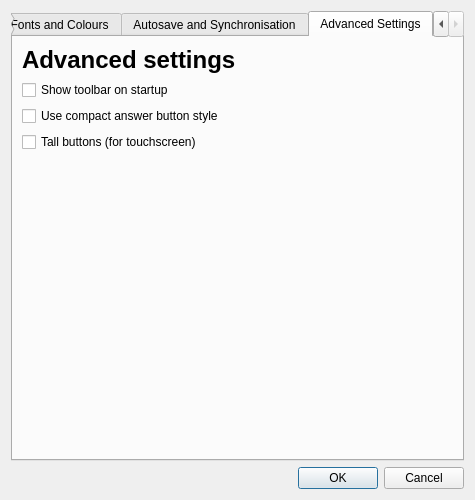
Old version of the form designer/preferences.ui in the repository ludiosarchive/anki.
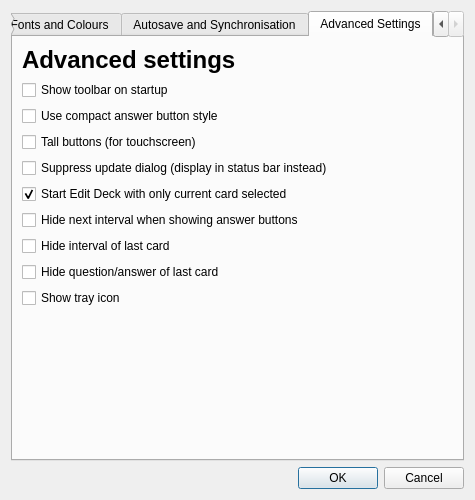
New version of the form. The open tabs and pages were chosen to show the change.

Diff of the .ui file:
```diff
--- a/designer/preferences.ui
+++ b/designer/preferences.ui
@@ -504,6 +504,14 @@
       </layout>
      </widget>
      <widget class="QWidget" name="tab_3" >
+      <property name="geometry" >
+       <rect>
+        <x>0</x>
+        <y>0</y>
+        <width>453</width>
+        <height>426</height>
+       </rect>
+      </property>
       <attribute name="title" >
        <string>Advanced Settings</string>
       </attribute>
@@ -538,6 +546,51 @@
            </property>
           </widget>
          </item>
+         <item row="4" column="0" >
+          <widget class="QCheckBox" name="suppressUpdate" >
+           <property name="text" >
+            <string>Suppress update dialog (display in status bar instead)</string>
+           </property>
+          </widget>
+         </item>
+         <item row="5" column="0" >
+          <widget class="QCheckBox" name="editCurrentOnly" >
+           <property name="text" >
+            <string>Start Edit Deck with only current card selected</string>
+           </property>
+           <property name="checked" >
+            <bool>true</bool>
+           </property>
+          </widget>
+         </item>
+         <item row="6" column="0" >
+          <widget class="QCheckBox" name="suppressEstimates" >
+           <property name="text" >
+            <string>Hide next interval when showing answer buttons</string>
+           </property>
+          </widget>
+         </item>
+         <item row="7" column="0" >
+          <widget class="QCheckBox" name="suppressLastCardInterval" >
+           <property name="text" >
+            <string>Hide interval of last card</string>
+           </property>
+          </widget>
+         </item>
+         <item row="8" column="0" >
+          <widget class="QCheckBox" name="suppressLastCardContent" >
+           <property name="text" >
+            <string>Hide question/answer of last card</string>
+           </property>
+          </widget>
+         </item>
+         <item row="9" column="0" >
+          <widget class="QCheckBox" name="showTray" >
+           <property name="text" >
+            <string>Show tray icon</string>
+           </property>
+          </widget>
+         </item>
         </layout>
        </item>
        <item>
```
Left out of the diff: 141 changed lines with no effect on the pictures.
